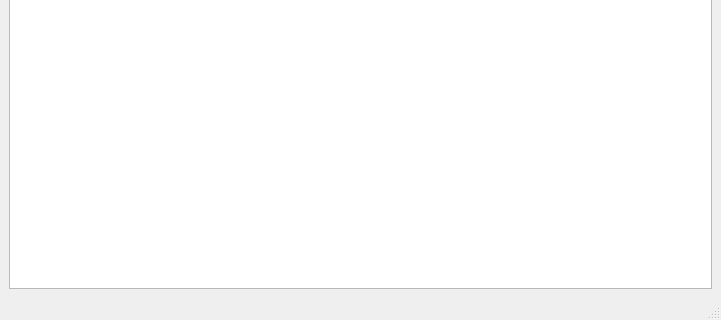
realReloadTime/coffee_repo, file main.ui: the form before one commit; both pictures show x 0 to 721 and y 396 to 716 of the 721 by 716 pixel window.
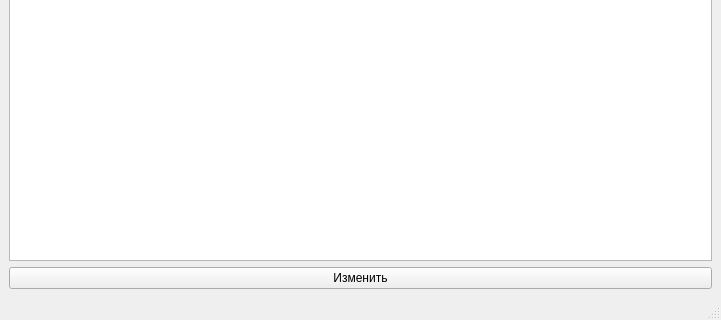
The form after the commit.

Commit message: version 3.0 макет

Patch:
```diff
--- a/main.ui
+++ b/main.ui
@@ -54,6 +54,13 @@
       </column>
      </widget>
     </item>
+    <item>
+     <widget class="QPushButton" name="pushButton">
+      <property name="text">
+       <string>Изменить</string>
+      </property>
+     </widget>
+    </item>
    </layout>
   </widget>
   <widget class="QMenuBar" name="menubar">
```
Left out of the diff: 4 changed lines with no effect on the pictures. The commit also changes 2 other files.
